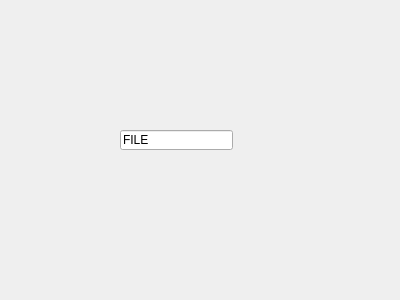
Qt form View/filepane.ui (cinemaouvert/OCT) before a commit.
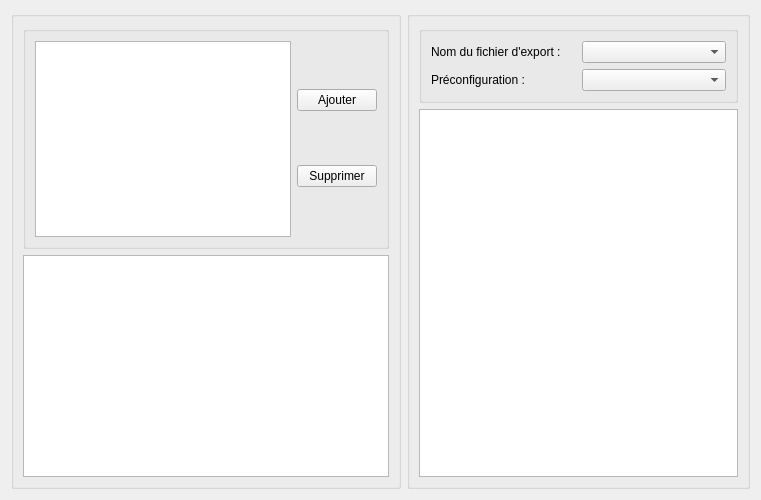
The same form after that commit.

What changed in the file:
```diff
--- a/View/filepane.ui
+++ b/View/filepane.ui
@@ -6,26 +6,118 @@
    <rect>
     <x>0</x>
     <y>0</y>
-    <width>400</width>
-    <height>300</height>
+    <width>761</width>
+    <height>500</height>
    </rect>
   </property>
+  <property name="sizePolicy">
+   <sizepolicy hsizetype="Expanding" vsizetype="Expanding">
+    <horstretch>0</horstretch>
+    <verstretch>0</verstretch>
+   </sizepolicy>
+  </property>
   <property name="windowTitle">
    <string>Form</string>
   </property>
-  <widget class="QLineEdit" name="lineEdit">
-   <property name="geometry">
-    <rect>
-     <x>120</x>
-     <y>130</y>
-     <width>113</width>
-     <height>20</height>
-    </rect>
-   </property>
-   <property name="text">
-    <string>FILE</string>
-   </property>
-  </widget>
+  <layout class="QHBoxLayout" name="horizontalLayout_2">
+   <item>
+    <widget class="QGroupBox" name="groupBox">
+     <property name="title">
+      <string/>
+     </property>
+     <layout class="QVBoxLayout" name="verticalLayout">
+      <item>
+       <widget class="QGroupBox" name="groupBox_3">
+        <property name="title">
+         <string/>
+        </property>
+        <layout class="QHBoxLayout" name="horizontalLayout">
+         <item>
+          <widget class="QListView" name="listView_2"/>
+         </item>
+         <item>
+          <layout class="QVBoxLayout" name="verticalLayout_3">
+           <item>
+            <widget class="QPushButton" name="pushButton_2">
+             <property name="text">
+              <string>Ajouter</string>
+             </property>
+            </widget>
+           </item>
+           <item>
+            <widget class="QPushButton" name="pushButton">
+             <property name="text">
+              <string>Supprimer</string>
+             </property>
+            </widget>
+           </item>
+          </layout>
+         </item>
+        </layout>
+       </widget>
+      </item>
+      <item>
+       <widget class="QTableView" name="tableView"/>
+      </item>
+     </layout>
+    </widget>
+   </item>
+   <item>
+    <widget class="QGroupBox" name="groupBox_2">
+     <property name="title">
+      <string/>
+     </property>
+     <layout class="QVBoxLayout" name="verticalLayout_2">
+      <item>
+       <widget class="QGroupBox" name="groupBox_4">
+        <property name="title">
+         <string/>
+        </property>
+        <layout class="QVBoxLayout" name="verticalLayout_4">
+         <item>
+          <layout class="QHBoxLayout" name="horizontalLayout_3">
+           <property name="bottomMargin">
+            <number>0</number>
+           </property>
+           <item>
+            <widget class="QLabel" name="label">
+             <property name="text">
+              <string>Nom du fichier d'export :</string>
+             </property>
+            </widget>
+           </item>
+           <item>
+            <widget class="QComboBox" name="comboBox_2"/>
+           </item>
+          </layout>
+         </item>
+         <item>
+          <layout class="QHBoxLayout" name="horizontalLayout_4">
+           <property name="bottomMargin">
+            <number>0</number>
+           </property>
+           <item>
+            <widget class="QLabel" name="label_2">
+             <property name="text">
+              <string>Préconfiguration :</string>
+             </property>
+            </widget>
+           </item>
+           <item>
+            <widget class="QComboBox" name="comboBox"/>
+           </item>
+          </layout>
+         </item>
+        </layout>
+       </widget>
+      </item>
+      <item>
+       <widget class="QListView" name="listView"/>
+      </item>
+     </layout>
+    </widget>
+   </item>
+  </layout>
  </widget>
  <resources/>
  <connections/>
```
